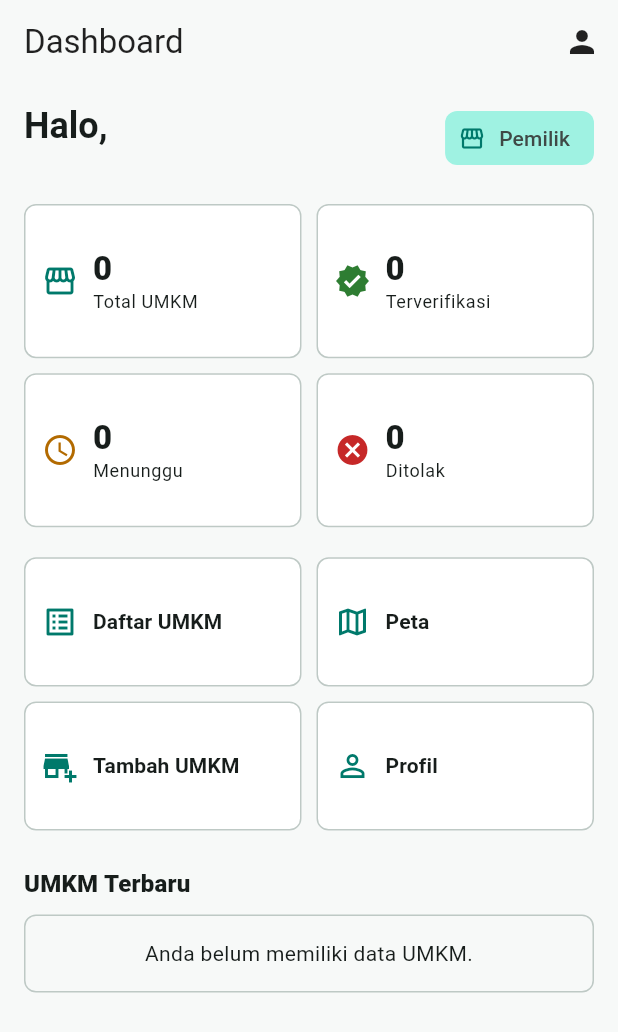
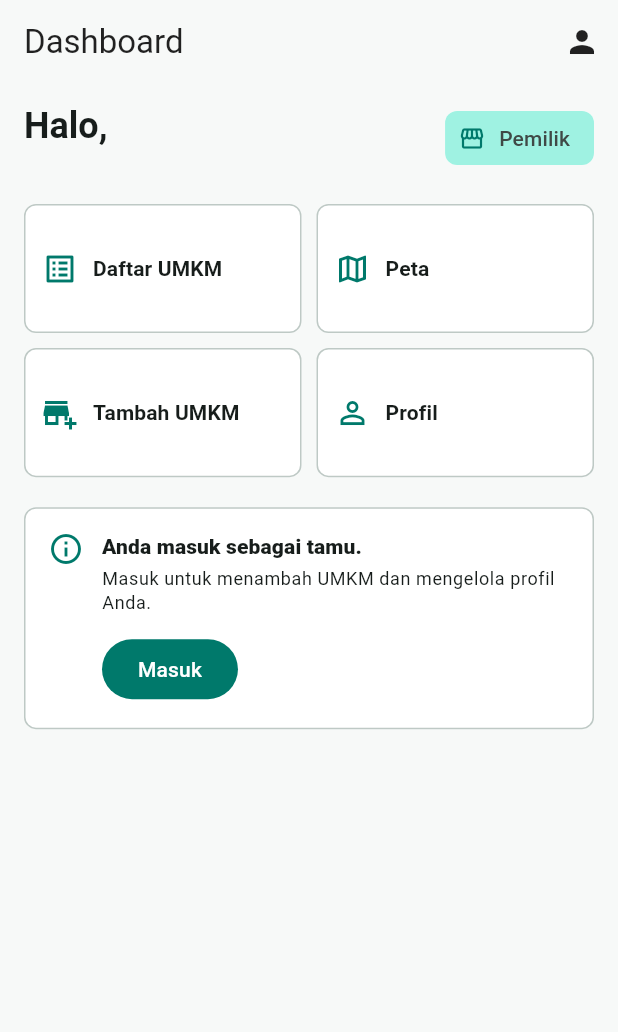
Before and after one commit to erron8/PPB2026_Kelompok01_UMKMap, a Flutter app: the DashboardScreen screen opened by its route, on a phone screen of 412 x 824 dp. Shown: the top 1032 px of the screen. Run offline on Flutter 3.47's test engine with Material 3 defaults, Android fonts, the phone set to English and light mode, and no system bars; our stand-ins replace cached_network_image, flutter_compass, flutter_image_compress, flutter_map, geolocator, go_router and 5 more; accounts and stored records are empty; statements that could not run were skipped.

Commit message:
feat: let guests browse the dashboard and gate sign-in-only actions

```diff
--- a/lib/screens/dashboard_screen.dart
+++ b/lib/screens/dashboard_screen.dart
@@ -6,6 +6,7 @@ import '../models/umkm.dart';
 import '../providers/auth_provider.dart';
 import '../providers/umkm_provider.dart';
 import '../services/umkm_service.dart';
+import '../widgets/login_required_dialog.dart';
 import '../widgets/status_chip.dart';
 
 class DashboardScreen extends StatefulWidget {
@@ -43,6 +44,7 @@ class _DashboardScreenState extends State<DashboardScreen> {
     final auth = context.watch<AuthProvider>();
     final provider = context.watch<UmkmProvider>();
     final user = auth.user;
+    final isGuest = auth.isGuest;
     final theme = Theme.of(context);
 
     return Scaffold(
@@ -51,7 +53,9 @@ class _DashboardScreenState extends State<DashboardScreen> {
         actions: [
           IconButton(
             tooltip: 'Profil',
-            onPressed: () => context.push('/profile'),
+            onPressed: isGuest
+                ? () => showLoginRequiredDialog(context)
+                : () => GoRouter.of(context).push('/profile'),
             icon: const Icon(Icons.person),
           ),
         ],
@@ -66,7 +70,7 @@ class _DashboardScreenState extends State<DashboardScreen> {
               children: [
                 Expanded(
                   child: Text(
-                    'Halo, ${user?.fullName ?? 'Pengguna'}',
+                    'Halo, ${user?.fullName ?? (isGuest ? 'Tamu' : 'Pengguna')}',
                     style: theme.textTheme.headlineSmall?.copyWith(
                       fontWeight: FontWeight.w700,
                     ),
@@ -76,6 +80,7 @@ class _DashboardScreenState extends State<DashboardScreen> {
               ],
             ),
             const SizedBox(height: 20),
+            if (!isGuest) ...[
               _StatsSection(
                 stats: provider.stats,
                 isLoading: provider.isLoadingStats,
@@ -83,7 +88,12 @@ class _DashboardScreenState extends State<DashboardScreen> {
                 onRetry: _loadDashboardData,
               ),
               const SizedBox(height: 20),
+            ],
             const _MenuGrid(),
+            if (isGuest) ...[
+              const SizedBox(height: 20),
+              const _GuestPrompt(),
+            ] else ...[
               if (auth.isAdmin) ...[
                 const SizedBox(height: 24),
                 _UmkmSection(
@@ -110,6 +120,7 @@ class _DashboardScreenState extends State<DashboardScreen> {
                 ),
               ),
             ],
+          ],
         ),
       ),
     );
@@ -124,15 +135,14 @@ class _RoleBadge extends StatelessWidget {
   @override
   Widget build(BuildContext context) {
     final colorScheme = Theme.of(context).colorScheme;
-    final label = role == 'admin' ? 'Admin' : 'Pemilik';
+    final (label, icon) = switch (role) {
+      'admin' => ('Admin', Icons.admin_panel_settings_outlined),
+      'tamu' => ('Tamu', Icons.person_outline),
+      _ => ('Pemilik', Icons.storefront_outlined),
+    };
 
     return Chip(
-      avatar: Icon(
-        role == 'admin'
-            ? Icons.admin_panel_settings_outlined
-            : Icons.storefront_outlined,
-        size: 18,
-      ),
+      avatar: Icon(icon, size: 18),
       label: Text(label),
       backgroundColor: colorScheme.primaryContainer,
       side: BorderSide.none,
@@ -283,11 +293,13 @@ class _MenuGrid extends StatelessWidget {
           title: 'Tambah UMKM',
           icon: Icons.add_business,
           route: '/umkm-form',
+          requiresAuth: true,
         ),
         _MenuTile(
           title: 'Profil',
           icon: Icons.person_outline,
           route: '/profile',
+          requiresAuth: true,
         ),
       ],
     );
@@ -299,11 +311,13 @@ class _MenuTile extends StatelessWidget {
     required this.title,
     required this.icon,
     required this.route,
+    this.requiresAuth = false,
   });
 
   final String title;
   final IconData icon;
   final String route;
+  final bool requiresAuth;
 
   @override
   Widget build(BuildContext context) {
@@ -318,7 +332,14 @@ class _MenuTile extends StatelessWidget {
       ),
       child: InkWell(
         borderRadius: BorderRadius.circular(8),
-        onTap: () => context.push(route),
+        onTap: () {
+          final isGuest = context.read<AuthProvider>().isGuest;
+          if (requiresAuth && isGuest) {
+            showLoginRequiredDialog(context);
+          } else {
+            GoRouter.of(context).push(route);
+          }
+        },
         child: Padding(
           padding: const EdgeInsets.symmetric(horizontal: 12),
           child: Row(
@@ -337,6 +358,57 @@ class _MenuTile extends StatelessWidget {
               ),
             ],
           ),
+        ),
+      ),
+    );
+  }
+}
+
+class _GuestPrompt extends StatelessWidget {
+  const _GuestPrompt();
+
+  @override
+  Widget build(BuildContext context) {
+    final theme = Theme.of(context);
+
+    return Card(
+      elevation: 0,
+      margin: EdgeInsets.zero,
+      shape: RoundedRectangleBorder(
+        borderRadius: BorderRadius.circular(8),
+        side: BorderSide(color: theme.colorScheme.outlineVariant),
+      ),
+      child: Padding(
+        padding: const EdgeInsets.all(16),
+        child: Row(
+          crossAxisAlignment: CrossAxisAlignment.start,
+          children: [
+            Icon(Icons.info_outline, color: theme.colorScheme.primary),
+            const SizedBox(width: 12),
+            Expanded(
+              child: Column(
+                crossAxisAlignment: CrossAxisAlignment.start,
+                children: [
+                  Text(
+                    'Anda masuk sebagai tamu.',
+                    style: theme.textTheme.titleSmall?.copyWith(
+                      fontWeight: FontWeight.w800,
+                    ),
+                  ),
+                  const SizedBox(height: 4),
+                  Text(
+                    'Masuk untuk menambah UMKM dan mengelola profil Anda.',
+                    style: theme.textTheme.bodySmall,
+                  ),
+                  const SizedBox(height: 12),
+                  FilledButton(
+                    onPressed: () => GoRouter.of(context).go('/login'),
+                    child: const Text('Masuk'),
+                  ),
+                ],
+              ),
+            ),
+          ],
         ),
       ),
     );
--- a/lib/screens/login_screen.dart
+++ b/lib/screens/login_screen.dart
@@ -142,7 +142,7 @@ class _LoginScreenState extends State<LoginScreen> {
                           ? null
                           : () {
                               context.read<AuthProvider>().continueAsGuest();
-                              context.go('/umkm');
+                              context.go('/dashboard');
                             },
                       child: const Text('Lanjut sebagai tamu'),
                     ),
--- a/lib/utils/app_router.dart
+++ b/lib/utils/app_router.dart
@@ -73,6 +73,7 @@ GoRouter createAppRouter(AuthProvider authProvider) {
           location == '/splash' ||
           location == '/login' ||
           location == '/register' ||
+          location == '/dashboard' ||
           location == '/umkm' ||
           location.startsWith('/umkm/') ||
           location == '/map';
```
Also changed, not shown: lib/widgets/login_required_dialog.dart (added, +30 -0 lines), 1 other file. Lines whose indentation alone changed are shown as unchanged.
